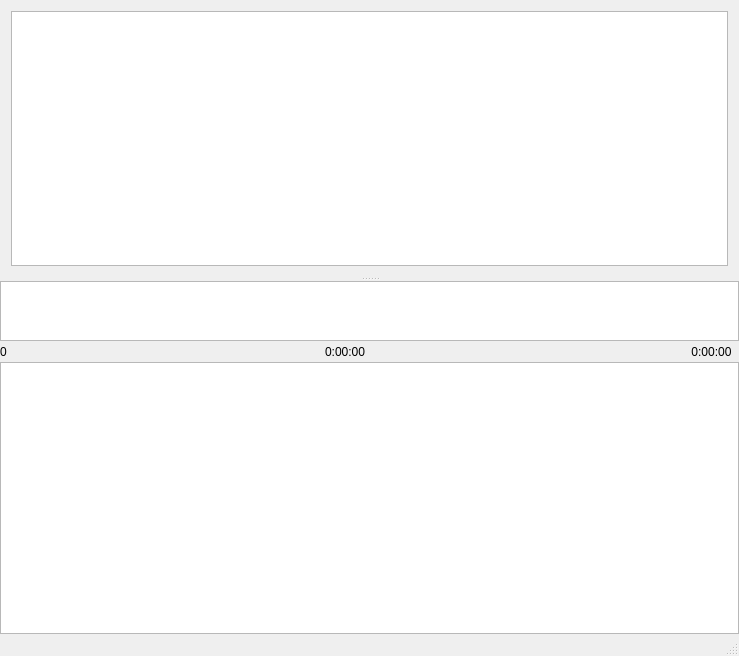
Old version of the form MultiSpeaker/MultiSpeaker.ui in the repository pnnl/ms-speak.
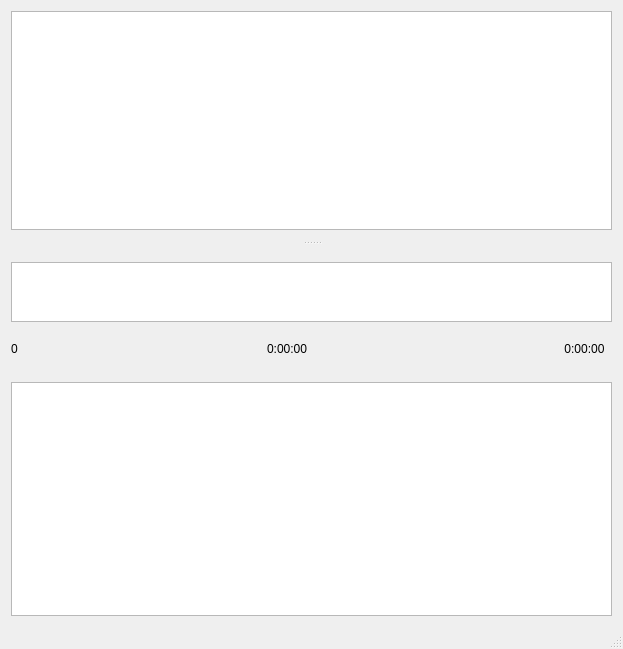
New version of the form. Icons and pictures are not drawn. Custom widgets are drawn as their Qt base class.

What changed in the file:
```diff
--- a/MultiSpeaker/MultiSpeaker.ui
+++ b/MultiSpeaker/MultiSpeaker.ui
@@ -6,8 +6,8 @@
    <rect>
     <x>0</x>
     <y>0</y>
-    <width>739</width>
-    <height>656</height>
+    <width>623</width>
+    <height>649</height>
    </rect>
   </property>
   <property name="windowTitle">
@@ -60,21 +60,6 @@
         </sizepolicy>
        </property>
        <layout class="QVBoxLayout" name="verticalLayout_2">
-        <property name="spacing">
-         <number>0</number>
-        </property>
-        <property name="leftMargin">
-         <number>0</number>
-        </property>
-        <property name="topMargin">
-         <number>0</number>
-        </property>
-        <property name="rightMargin">
-         <number>0</number>
-        </property>
-        <property name="bottomMargin">
-         <number>0</number>
-        </property>
         <item>
          <widget class="TimelineHeaderWidget" name="TimelineHeader" native="true"/>
         </item>
@@ -103,7 +88,13 @@
         <item>
          <layout class="QHBoxLayout" name="horizontalLayout_2">
           <property name="spacing">
-           <number>2</number>
+           <number>0</number>
+          </property>
+          <property name="topMargin">
+           <number>10</number>
+          </property>
+          <property name="bottomMargin">
+           <number>10</number>
           </property>
           <item>
            <widget class="QLabel" name="label_3">
@@ -150,6 +141,12 @@
           </item>
           <item>
            <widget class="QToolButton" name="TimelineSpanBtn">
+            <property name="minimumSize">
+             <size>
+              <width>0</width>
+              <height>22</height>
+             </size>
+            </property>
             <property name="toolTip">
              <string>Duration of Scenario Timeline.  Click to Change.</string>
             </property>
@@ -181,6 +178,17 @@
      </widget>
     </item>
    </layout>
+   <widget class="QWidget" name="">
+    <property name="geometry">
+     <rect>
+      <x>0</x>
+      <y>0</y>
+      <width>2</width>
+      <height>2</height>
+     </rect>
+    </property>
+    <layout class="QVBoxLayout" name="verticalLayout_3"/>
+   </widget>
   </widget>
   <widget class="QStatusBar" name="statusBar"/>
  </widget>
```
